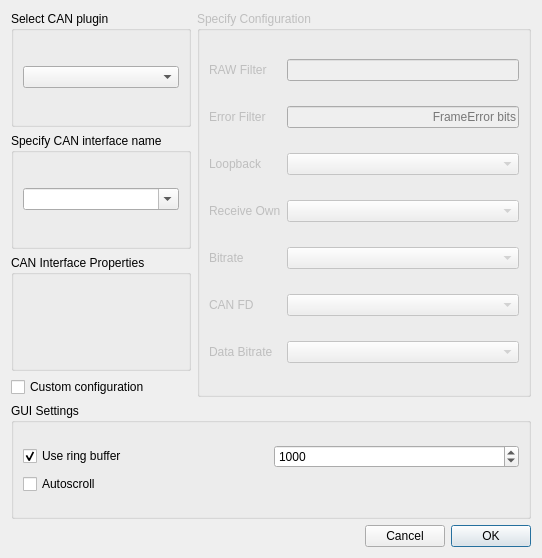
Old version of the form examples/serialbus/can/connectdialog.ui in the repository eugesh/qtserialbus.
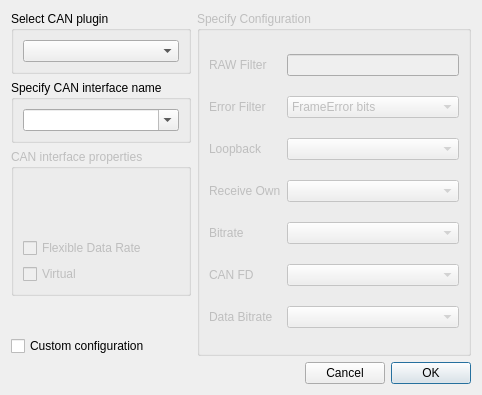
New version of the form. Custom widgets are drawn as their Qt base class.

Commit message: CAN example: Add combobox for error filter

Patch:
```diff
--- a/examples/serialbus/can/connectdialog.ui
+++ b/examples/serialbus/can/connectdialog.ui
@@ -6,16 +6,54 @@
    <rect>
     <x>0</x>
     <y>0</y>
-    <width>542</width>
-    <height>558</height>
+    <width>446</width>
+    <height>395</height>
    </rect>
   </property>
   <property name="windowTitle">
    <string>Connect</string>
   </property>
-  <layout class="QGridLayout" name="gridLayout_6">
-   <item row="0" column="0">
-    <layout class="QGridLayout" name="gridLayout_5">
+  <layout class="QGridLayout" name="gridLayout_2">
+   <item row="5" column="0" colspan="2">
+    <layout class="QHBoxLayout" name="horizontalLayout">
+     <item>
+      <spacer name="horizontalSpacer">
+       <property name="orientation">
+        <enum>Qt::Horizontal</enum>
+       </property>
+       <property name="sizeHint" stdset="0">
+        <size>
+         <width>96</width>
+         <height>20</height>
+        </size>
+       </property>
+      </spacer>
+     </item>
+     <item>
+      <widget class="QPushButton" name="cancelButton">
+       <property name="text">
+        <string>Cancel</string>
+       </property>
+       <property name="autoDefault">
+        <bool>false</bool>
+       </property>
+      </widget>
+     </item>
+     <item>
+      <widget class="QPushButton" name="okButton">
+       <property name="text">
+        <string>OK</string>
+       </property>
+       <property name="autoDefault">
+        <bool>false</bool>
+       </property>
+       <property name="default">
+        <bool>true</bool>
+       </property>
+      </widget>
+     </item>
+    </layout>
+   </item>
      <item row="0" column="0">
       <widget class="QGroupBox" name="selectPluginBox">
        <property name="title">
@@ -28,76 +66,7 @@
        </layout>
       </widget>
      </item>
-     <item row="4" column="0" colspan="2">
-      <widget class="QGroupBox" name="groupBox">
-       <property name="title">
-        <string>GUI Settings</string>
-       </property>
-       <layout class="QGridLayout" name="gridLayout_2">
-        <item row="0" column="0">
-         <layout class="QVBoxLayout" name="verticalLayout_2">
-          <item>
-           <layout class="QHBoxLayout" name="horizontalLayout_2">
-            <item>
-             <widget class="QCheckBox" name="ringBufferBox">
-              <property name="toolTip">
-               <string>&lt;html&gt;&lt;head/&gt;&lt;body&gt;&lt;p&gt;Use ring buffer in table view model&lt;/p&gt;&lt;/body&gt;&lt;/html&gt;</string>
-              </property>
-              <property name="text">
-               <string>Use ring buffer</string>
-              </property>
-              <property name="checked">
-               <bool>true</bool>
-              </property>
-             </widget>
-            </item>
-            <item>
-             <widget class="QSpinBox" name="ringBufferLimitBox">
-              <property name="toolTip">
-               <string>&lt;html&gt;&lt;head/&gt;&lt;body&gt;&lt;p&gt;Limit of ring buffer in table view model&lt;/p&gt;&lt;/body&gt;&lt;/html&gt;</string>
-              </property>
-              <property name="minimum">
-               <number>10</number>
-              </property>
-              <property name="maximum">
-               <number>10000000</number>
-              </property>
-              <property name="singleStep">
-               <number>10</number>
-              </property>
-              <property name="stepType">
-               <enum>QAbstractSpinBox::AdaptiveDecimalStepType</enum>
-              </property>
-              <property name="value">
-               <number>1000</number>
-              </property>
-             </widget>
-            </item>
-           </layout>
-          </item>
-          <item>
-           <widget class="QCheckBox" name="autoscrollBox">
-            <property name="toolTip">
-             <string>&lt;html&gt;&lt;head/&gt;&lt;body&gt;&lt;p&gt;Scroll to bottom table view on each portion of received frames&lt;/p&gt;&lt;/body&gt;&lt;/html&gt;</string>
-            </property>
-            <property name="text">
-             <string>Autoscroll</string>
-            </property>
-           </widget>
-          </item>
-         </layout>
-        </item>
-       </layout>
-      </widget>
-     </item>
-     <item row="3" column="0">
-      <widget class="QCheckBox" name="useConfigurationBox">
-       <property name="text">
-        <string>Custom configuration</string>
-       </property>
-      </widget>
-     </item>
-     <item row="0" column="1" rowspan="4">
+   <item row="0" column="1" rowspan="5">
       <widget class="QGroupBox" name="configurationBox">
        <property name="enabled">
         <bool>false</bool>
@@ -127,16 +96,6 @@
           </property>
          </widget>
         </item>
-        <item row="1" column="1">
-         <widget class="QLineEdit" name="errorFilterEdit">
-          <property name="alignment">
-           <set>Qt::AlignRight|Qt::AlignTrailing|Qt::AlignVCenter</set>
-          </property>
-          <property name="placeholderText">
-           <string>FrameError bits</string>
-          </property>
-         </widget>
-        </item>
         <item row="2" column="0">
          <widget class="QLabel" name="loopbackLabel">
           <property name="text">
@@ -187,48 +146,62 @@
         <item row="6" column="1">
          <widget class="BitRateBox" name="dataBitrateBox"/>
         </item>
-       </layout>
-      </widget>
-     </item>
-     <item row="5" column="0" colspan="2">
-      <layout class="QHBoxLayout" name="horizontalLayout">
+      <item row="1" column="1">
+       <widget class="QComboBox" name="comboBox">
+        <item>
+         <property name="text">
+          <string>FrameError bits</string>
+         </property>
+        </item>
        <item>
-        <spacer name="horizontalSpacer">
-         <property name="orientation">
-          <enum>Qt::Horizontal</enum>
+         <property name="text">
+          <string>CAN_ERR_TX_TIMEOUT</string>
          </property>
-         <property name="sizeHint" stdset="0">
-          <size>
-           <width>96</width>
-           <height>20</height>
-          </size>
+        </item>
+        <item>
+         <property name="text">
+          <string>CAN_ERR_LOSTARB</string>
          </property>
-        </spacer>
        </item>
        <item>
-        <widget class="QPushButton" name="cancelButton">
          <property name="text">
-          <string>Cancel</string>
+          <string>CAN_ERR_CRTL</string>
          </property>
-         <property name="autoDefault">
-          <bool>false</bool>
+        </item>
+        <item>
+         <property name="text">
+          <string>CAN_ERR_PROT</string>
          </property>
-        </widget>
        </item>
        <item>
-        <widget class="QPushButton" name="okButton">
          <property name="text">
-          <string>OK</string>
+          <string>CAN_ERR_TRX</string>
          </property>
-         <property name="autoDefault">
-          <bool>false</bool>
+        </item>
+        <item>
+         <property name="text">
+          <string>CAN_ERR_ACK</string>
          </property>
-         <property name="default">
-          <bool>true</bool>
+        </item>
+        <item>
+         <property name="text">
+          <string>CAN_ERR_BUSOFF</string>
          </property>
+        </item>
+        <item>
+         <property name="text">
+          <string>CAN_ERR_BUSERROR</string>
+         </property>
+        </item>
+        <item>
+         <property name="text">
+          <string>CAN_ERR_RESTARTED</string>
+         </property>
+        </item>
         </widget>
        </item>
       </layout>
+    </widget>
      </item>
      <item row="1" column="0">
       <widget class="QGroupBox" name="specifyInterfaceNameBox">
@@ -246,18 +219,59 @@
        </layout>
       </widget>
      </item>
+   <item row="4" column="0">
+    <widget class="QCheckBox" name="useConfigurationBox">
+     <property name="text">
+      <string>Custom configuration</string>
+     </property>
+    </widget>
+   </item>
      <item row="2" column="0">
-      <widget class="CanBusDeviceInfoBox" name="deviceInfoBox">
+    <widget class="QGroupBox" name="interfacePropertiesBox">
        <property name="enabled">
-        <bool>true</bool>
+      <bool>false</bool>
        </property>
        <property name="title">
-        <string>CAN Interface Properties</string>
-       </property>
-       <layout class="QVBoxLayout" name="verticalLayout"/>
+      <string>CAN interface properties</string>
+     </property>
+     <layout class="QVBoxLayout" name="verticalLayout">
+      <item>
+       <widget class="QLabel" name="descriptionLabel">
+        <property name="text">
+         <string/>
+        </property>
+       </widget>
+      </item>
+      <item>
+       <widget class="QLabel" name="serialNumberLabel">
+        <property name="text">
+         <string/>
+        </property>
+       </widget>
+      </item>
+      <item>
+       <widget class="QLabel" name="channelLabel">
+        <property name="text">
+         <string/>
+        </property>
+       </widget>
+      </item>
+      <item>
+       <widget class="QCheckBox" name="isFlexibleDataRateCapable">
+        <property name="text">
+         <string>Flexible Data Rate</string>
+        </property>
+       </widget>
+      </item>
+      <item>
+       <widget class="QCheckBox" name="isVirtual">
+        <property name="text">
+         <string>Virtual</string>
+        </property>
       </widget>
      </item>
     </layout>
+    </widget>
    </item>
   </layout>
  </widget>
@@ -267,12 +281,6 @@
    <extends>QComboBox</extends>
    <header>bitratebox.h</header>
   </customwidget>
-  <customwidget>
-   <class>CanBusDeviceInfoBox</class>
-   <extends>QGroupBox</extends>
-   <header location="global">canbusdeviceinfobox.h</header>
-   <container>1</container>
-  </customwidget>
  </customwidgets>
  <resources/>
  <connections/>
```
Lines whose indentation alone changed are shown as unchanged. The commit also changes 1 other file.
